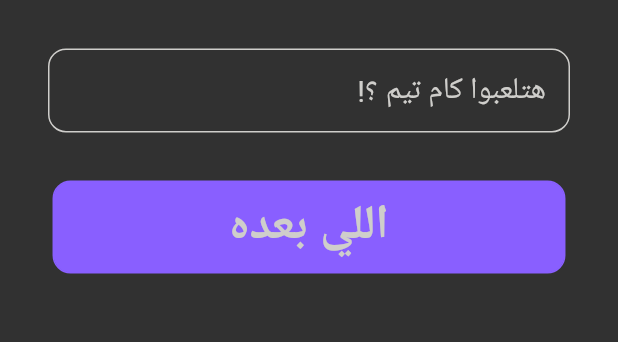
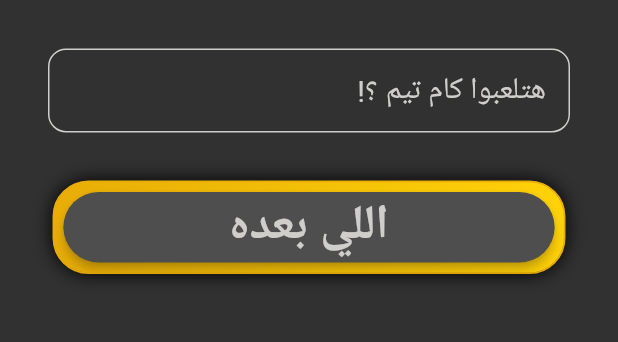
Before and after one commit to ahmd4real/movie_quiz, a Flutter app: the screen it shows after launch, on a phone screen of 412 x 824 dp, the part 542-884 px from its top. Run offline on Flutter 3.47's test engine with Material 3 defaults, Android fonts, the phone set to English and light mode, and no system bars; our stand-ins replace flutter_animate, flutter_staggered_animations, timer_count_down, widget_and_text_animator; Roboto replaces fonts that are missing (Marhey).

Commit message:
improve code and change buttons ui, and edit the app name

```diff
--- a/lib/view/screens/home_page.dart
+++ b/lib/view/screens/home_page.dart
@@ -2,6 +2,7 @@ import 'package:flutter/material.dart';
 import 'package:movie_quiz/constants.dart';
 import 'package:movie_quiz/view/screens/teams_name.dart';
 import 'package:movie_quiz/view/widgets/custom_button.dart';
+import 'package:movie_quiz/view/widgets/custom_button_old.dart';
 import 'package:movie_quiz/view/widgets/custom_text_field.dart';
 
 class HomePage extends StatelessWidget {
@@ -14,11 +15,7 @@ class HomePage extends StatelessWidget {
   Widget build(BuildContext context) {
     return Scaffold(
       backgroundColor: kBackgroundColor,
-      // appBar: AppBar(
-      //   backgroundColor: kBackgroundColor,
-      //   centerTitle: true,
-      //   title: const Text(appTitle, style: TextStyle(fontFamily: font, color: kYellow2)),
-      // ),
+
       body: ListView(
         children: [
           Padding(
@@ -27,8 +24,7 @@ class HomePage extends StatelessWidget {
               height: MediaQuery.of(context).size.height * 0.4,
               width: double.infinity,
               child: Image.asset(logoWhite),
-              // child: const CircleAvatar(backgroundImage: AssetImage(logoWhite),
-              // backgroundColor: kYellow2,),
+
             ),
 
 
@@ -44,7 +40,11 @@ class HomePage extends StatelessWidget {
           Row(
             mainAxisAlignment: MainAxisAlignment.center,
             children: [
-              CustomButton(color: kMove, text: "اللي بعده", onTap: () {
+              CustomButton(
+                buttonWidth: 0.83
+                //,color: kMove,
+                ,
+                text: "اللي بعده", onTap: () {
                 numberOfTeams = int.parse(controller.text);
                 Navigator.pushReplacement(
                   context,
--- a/lib/view/widgets/custom_button.dart
+++ b/lib/view/widgets/custom_button.dart
@@ -2,42 +2,63 @@ import 'package:flutter/material.dart';
 import 'package:movie_quiz/constants.dart';
 
 class CustomButton extends StatelessWidget {
-
-  String text;
-  Color color;
-  Function()? onTap;
-  CustomButton({super.key, required this.color, this.onTap,required this.text});
-
+  CustomButton(
+      {super.key,
+     // required this.color,
+      this.fontSize = 32,
+      required this.buttonWidth,
+      this.onTap,
+      required this.text,
+      this.weight = FontWeight.w600});
+  final String text;
+  //final Color color;
+  final double fontSize,buttonWidth;
+  final Function()? onTap;
+  final FontWeight weight;
   @override
   Widget build(BuildContext context) {
     return Container(
       padding: const EdgeInsets.all(6.0),
-                width: MediaQuery.of(context).size.width * 0.83,
-                decoration:
-                BoxDecoration(
-                  color: color,
-                  borderRadius: BorderRadius.circular(12.0),
-                  border: Border.all(color: color),
+      width: MediaQuery.of(context).size.width * buttonWidth,
+      decoration: BoxDecoration(
+        boxShadow: const [
+          BoxShadow(
+            color: Colors.black,
+            blurRadius: 10,
+            spreadRadius: 0.01,
+          ),
+        ],
+        gradient: const LinearGradient(
+            colors: [kYellow2, Color.fromARGB(255, 255, 210, 8)]),
+        color: kYellow2,
+        border: Border.all(color: kYellow2, width: 1.2),
+        borderRadius: BorderRadius.circular(24.0),
       ),
       child: ElevatedButton(
-
+        onPressed: onTap,
         style: ButtonStyle(
-                    elevation: WidgetStateProperty.all(0),
-                    backgroundColor: WidgetStateProperty.all<Color>(
-                      color,
-                     )
+            elevation: WidgetStateProperty.all(3),
+            overlayColor:
+                WidgetStateProperty.all(Colors.black.withOpacity(0.5)),
+            shadowColor: WidgetStateProperty.all(Colors.black),
+            backgroundColor: WidgetStateProperty.all(kQuiestionColor)),
+        child: ConstrainedBox(
+          constraints: BoxConstraints(
+            maxHeight: MediaQuery.of(context).size.height / 5,
+            maxWidth: MediaQuery.of(context).size.width / buttonWidth,
           ),
-                    onPressed: onTap,
-                    child:  Text(
+          child: FittedBox(
+            child: Text(
               text,
-                      style: const TextStyle(
+              style: TextStyle(
                   color: kWhite,
                   fontFamily: font,
-                          fontWeight: FontWeight.w600,
-                          fontSize: 32),
-                    )),
+                  fontWeight: weight,
+                  fontSize: fontSize),
+            ),
+          ),
+        ),
+      ),
     );
-
-
   }
 }
```
Also changed, not shown: lib/view/screens/quiz_page.dart (+10 -5 lines), lib/view/screens/teams_name.dart (+15 -11 lines), lib/view/widgets/custom_button_old.dart (added, +43 -0 lines), 1 other file. Lines whose indentation alone changed are shown as unchanged.
